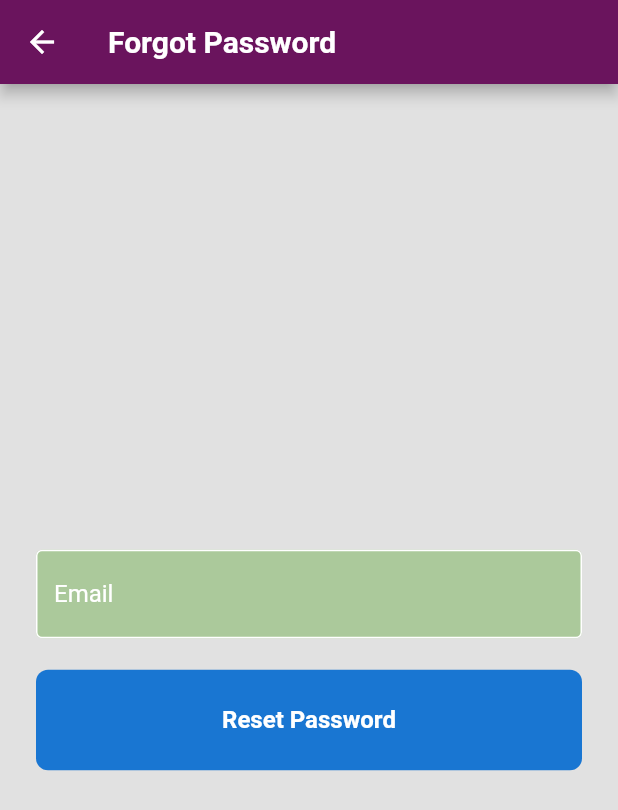
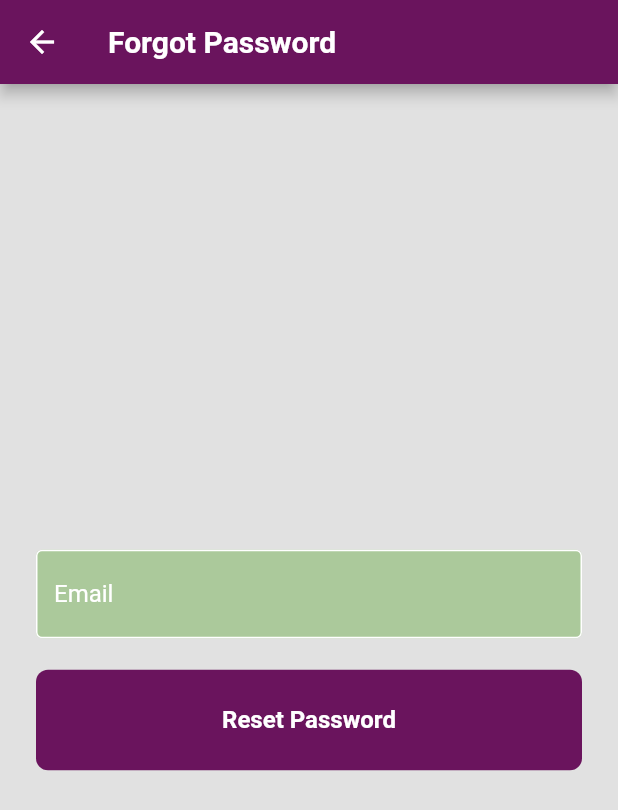
Before and after one commit to biiggman/aacai, a Flutter app: the screen it shows after launch, after a tap on "Forgot Password?", on a phone screen of 412 x 824 dp. Shown: the top 810 px of the screen. Run offline on Flutter 3.47's test engine with Material 2 defaults, Android fonts, the phone set to English and light mode, and no system bars; our stand-ins replace cached_network_image, camera, cloud_firestore, easy_localization, firebase_auth, firebase_core and 7 more; missing offline and left inert: tflite; accounts and stored records are empty.

Commit message:
fixed big button color

```diff
--- a/assets/translations/es-ES.json
+++ b/assets/translations/es-ES.json
@@ -134,7 +134,7 @@
 
     "imageboard_utils": "",
 
-    "main_tts_hint": "Text to Speech",
+    "main_tts_hint": "Texto a voz",
     "main_add_hint": "Agregar un nuevo botón o carpeta",
     "main_template_hint": "Nombre",
     "main_btnadd_btn": "Botón",
--- a/lib/utils/UI_templates.dart
+++ b/lib/utils/UI_templates.dart
@@ -93,7 +93,7 @@ class buttonDeco extends StatelessWidget {
       padding: EdgeInsets.symmetric(vertical: vertInset),
       decoration: BoxDecoration(
           borderRadius: BorderRadius.circular(8.0),
-          color: Theme.of(context).primaryColorDark),
+          color: Theme.of(context).primaryColor),
       child: Center(
         child: Text(
           displayText,
```
